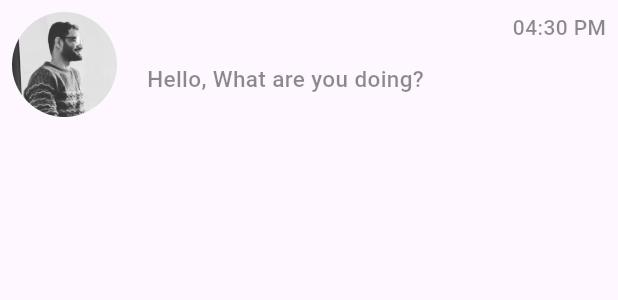
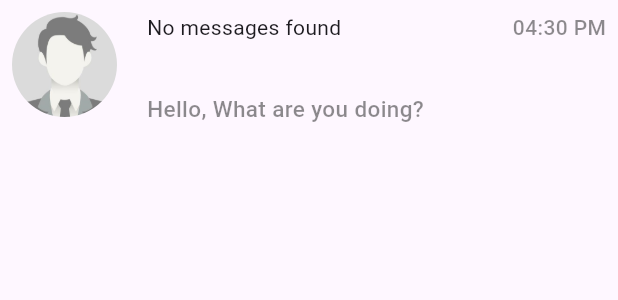
Before and after one commit to eng-abdallahyasser/chat_app, a Flutter app: the UserTile widget shown alone on an empty page, opened directly with empty values, on a phone screen of 412 x 824 dp. Shown: the top 300 px of the screen. Run offline on Flutter 3.47's test engine with Material 3 defaults, Android fonts, the phone set to English and light mode, and no system bars; our stand-ins replace cloud_firestore, firebase_auth, firebase_core; accounts and stored records are empty; network calls fail.

Commit message:
"Updated constant.dart, chatpage.dart, home.dart, user_tile.dart, auth_service.dart, and chat_service.dart files with new code additions and modifications."

```diff
--- a/chat_app/lib/presentation/screens/home.dart
+++ b/chat_app/lib/presentation/screens/home.dart
@@ -7,10 +7,13 @@ import 'package:chat_app/services/chat/chat_service.dart';
 import 'package:flutter/material.dart';
 
 class Home extends StatelessWidget {
+
   final ChatService chatService = ChatService();
   final AuthService authService = AuthService();
 
   Home({super.key});
+
+
 
 
   Widget _buildUserItem(Map<String, dynamic> user, BuildContext context) {
@@ -80,7 +83,7 @@ class Home extends StatelessWidget {
                     return const Text("Error");
                   }
                   if (snapshot.connectionState == ConnectionState.waiting) {
-                    return const Text("loading");
+                    return const Center(child:  CircularProgressIndicator());
                   }
                   return ListView(
                     children: snapshot.data!
--- a/chat_app/lib/presentation/widgets/user_tile.dart
+++ b/chat_app/lib/presentation/widgets/user_tile.dart
@@ -1,8 +1,27 @@
+import 'package:chat_app/services/auth/auth_service.dart';
+import 'package:chat_app/services/chat/chat_service.dart';
 import 'package:flutter/material.dart';
 
 class UserTile extends StatelessWidget {
   final Map<String, dynamic> user;
-  const UserTile({super.key, required this.user});
+  final AuthService authService = AuthService();
+  final ChatService chatService = ChatService();
+
+  UserTile({super.key, required this.user});
+
+  Widget _getLastmsg() {
+    return FutureBuilder(
+      future: chatService.getLastMessage(
+          authService.getCurrentUser()!.uid, user['uid']),
+      builder: (context, snapshot) {
+        if (snapshot.connectionState == ConnectionState.waiting) {
+          return const Center(child: CircularProgressIndicator());
+        }
+        return Text(snapshot.data.toString());
+      },
+    );
+  }
+
   @override
   Widget build(BuildContext context) {
     return Padding(
@@ -13,7 +32,7 @@ class UserTile extends StatelessWidget {
           ClipRRect(
             borderRadius: BorderRadius.circular(60),
             child: Image.asset(
-              "assets/images/boy0.jpg",
+              "assets/images/placeholder.jpg",
               height: 70,
               width: 70,
               fit: BoxFit.cover,
@@ -25,6 +44,7 @@ class UserTile extends StatelessWidget {
           Column(
             crossAxisAlignment: CrossAxisAlignment.start,
             children: [
+              _getLastmsg(),
               const SizedBox(
                 height: 10,
               ),
--- a/chat_app/lib/services/auth/auth_service.dart
+++ b/chat_app/lib/services/auth/auth_service.dart
@@ -24,12 +24,15 @@ class AuthService {
       UserCredential userCredential = await _auth
           .createUserWithEmailAndPassword(email: email, password: password);
 
+      await userCredential.user?.updateDisplayName(name);
+
       _firebaseFirestore.collection("Users").doc(userCredential.user!.uid).set({
         "uid": userCredential.user!.uid,
         "name": name,
         "email": email,
         "password": password,
       });
+
       return userCredential;
     } on FirebaseAuthException catch (e) {
       throw Exception(e.code);
--- a/chat_app/lib/services/chat/chat_service.dart
+++ b/chat_app/lib/services/chat/chat_service.dart
@@ -1,10 +1,10 @@
 import 'package:chat_app/models/message.dart';
+import 'package:chat_app/services/auth/auth_service.dart';
 import 'package:cloud_firestore/cloud_firestore.dart';
-import 'package:firebase_auth/firebase_auth.dart';
 
 class ChatService {
   final FirebaseFirestore _firebaseFirestore = FirebaseFirestore.instance;
-  final FirebaseAuth _firebaseAuth = FirebaseAuth.instance;
+  final AuthService _auth = AuthService();
 
   Stream<List<Map<String, dynamic>>> getUsersStream() {
     return _firebaseFirestore.collection('Users').snapshots().map((snapshot) {
@@ -15,9 +15,10 @@ class ChatService {
   }
 
   Future<void> sendMessage(String receiverId, message) async {
-    final String senderId = _firebaseAuth.currentUser!.uid;
-    final String senderName = _firebaseAuth.currentUser!.displayName!;
+    final String senderId = _auth.getCurrentUser()!.uid;
+    final String senderName = _auth.getCurrentUser()!.displayName!;
     final Timestamp timestamp = Timestamp.now();
+
     Message newMessage = Message(
       senderName: senderName,
       receiverId: receiverId,
@@ -47,4 +48,41 @@ class ChatService {
         .orderBy("timestamp", descending: false)
         .snapshots();
   }
+
+  // String getLastMessage(String senderId, receiverId) {
+  //   List<String> ids = [receiverId, senderId];
+  //   ids.sort();
+  //   String chatRoomId = ids.join('_');
+
+  //   return _firebaseFirestore
+  //       .collection('chat_room')
+  //       .doc(chatRoomId)
+  //       .collection("messages")
+  //       .orderBy("timestamp", descending: false);
+  // }
+
+  Future<String> getLastMessage(String senderId, String receiverId) async {
+    // Ensure ids are in alphabetical order to form a consistent chat room ID
+    List<String> ids = [receiverId, senderId];
+    ids.sort();
+    String chatRoomId = ids.join('_');
+
+    // Query the messages sub-collection ordered by timestamp in descending order
+    var querySnapshot = await _firebaseFirestore
+        .collection('chat_room')
+        .doc(chatRoomId)
+        .collection('messages')
+        .orderBy('timestamp', descending: true)
+        .limit(1)
+        .get();
+
+    // Check if there's any message and return the last message
+    if (querySnapshot.docs.isNotEmpty) {
+      var lastMessageDoc = querySnapshot.docs.first;
+      return lastMessageDoc
+          .data()['message']; // Assuming 'message' is the field name
+    } else {
+      return 'No messages found';
+    }
+  }
 }
--- a/chat_app/pubspec.yaml
+++ b/chat_app/pubspec.yaml
@@ -34,6 +34,7 @@ dependencies:
   firebase_core: ^2.32.0
   flutter:
     sdk: flutter
+  intl: ^0.19.0
 
 dev_dependencies:
   flutter_lints: ^3.0.0
```
Also changed, not shown: chat_app/lib/constant.dart (+10 -0 lines), chat_app/lib/presentation/screens/chatpage.dart (+94 -3 lines), chat_app/assets/images/placeholder.jpg (added), chat_app/pubspec.lock.
